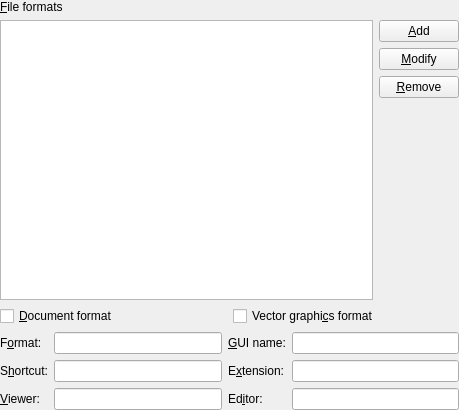
cburschka/lyx, file src/frontends/qt4/ui/PrefFileformatsUi.ui: the form before one commit.
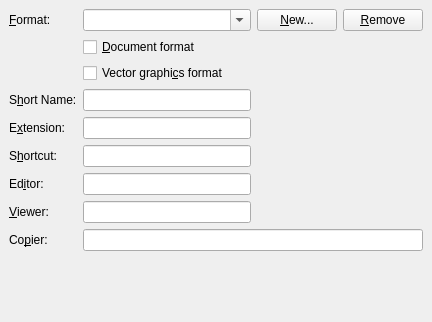
The form after the commit.

Commit message: * new file formats panel that includes copier

Diff of the .ui file:
```diff
--- a/src/frontends/qt4/ui/PrefFileformatsUi.ui
+++ b/src/frontends/qt4/ui/PrefFileformatsUi.ui
@@ -5,148 +5,102 @@
    <rect>
     <x>0</x>
     <y>0</y>
-    <width>459</width>
-    <height>410</height>
+    <width>414</width>
+    <height>322</height>
    </rect>
   </property>
   <property name="windowTitle" >
    <string/>
   </property>
-  <layout class="QVBoxLayout" >
+  <layout class="QGridLayout" >
    <property name="margin" >
-    <number>0</number>
+    <number>9</number>
    </property>
    <property name="spacing" >
     <number>6</number>
    </property>
-   <item>
-    <widget class="QLabel" name="formatsLA" >
-     <property name="text" >
-      <string>&amp;File formats</string>
-     </property>
-     <property name="buddy" >
-      <cstring>formatsLW</cstring>
-     </property>
-    </widget>
+   <item row="8" column="1" colspan="3" >
+    <widget class="QLineEdit" name="copierED" />
    </item>
-   <item>
-    <layout class="QHBoxLayout" >
-     <property name="margin" >
-      <number>0</number>
-     </property>
-     <property name="spacing" >
-      <number>6</number>
-     </property>
-     <item>
-      <widget class="QListWidget" name="formatsLW" />
-     </item>
-     <item>
-      <layout class="QVBoxLayout" >
-       <property name="margin" >
-        <number>0</number>
-       </property>
-       <property name="spacing" >
-        <number>6</number>
-       </property>
-       <item>
+   <item row="6" column="1" >
+    <widget class="QLineEdit" name="editorED" />
+   </item>
+   <item row="0" column="2" >
         <widget class="QPushButton" name="formatNewPB" >
          <property name="text" >
-          <string>&amp;Add</string>
+      <string>&amp;New...</string>
          </property>
         </widget>
        </item>
-       <item>
-        <widget class="QPushButton" name="formatModifyPB" >
-         <property name="text" >
-          <string>&amp;Modify</string>
-         </property>
-        </widget>
-       </item>
-       <item>
+   <item row="0" column="3" >
         <widget class="QPushButton" name="formatRemovePB" >
          <property name="text" >
           <string>&amp;Remove</string>
          </property>
         </widget>
        </item>
-       <item>
-        <spacer>
-         <property name="orientation" >
-          <enum>Qt::Vertical</enum>
-         </property>
-         <property name="sizeHint" >
-          <size>
-           <width>20</width>
-           <height>40</height>
-          </size>
-         </property>
-        </spacer>
-       </item>
-      </layout>
-     </item>
-    </layout>
-   </item>
-   <item>
-    <layout class="QHBoxLayout" >
-     <property name="margin" >
-      <number>0</number>
-     </property>
-     <property name="spacing" >
-      <number>6</number>
-     </property>
-     <item>
-      <widget class="QCheckBox" name="documentCB" >
-       <property name="text" >
-        <string>&amp;Document format</string>
-       </property>
-      </widget>
-     </item>
-     <item>
-      <widget class="QCheckBox" name="vectorCB" >
-       <property name="text" >
-        <string>Vector graphi&amp;cs format</string>
-       </property>
-      </widget>
-     </item>
-    </layout>
-   </item>
-   <item>
-    <layout class="QHBoxLayout" >
-     <property name="margin" >
-      <number>0</number>
-     </property>
-     <property name="spacing" >
-      <number>6</number>
-     </property>
-     <item>
-      <layout class="QVBoxLayout" >
-       <property name="margin" >
-        <number>0</number>
-       </property>
-       <property name="spacing" >
-        <number>6</number>
-       </property>
-       <item>
+   <item row="5" column="1" >
+    <widget class="QLineEdit" name="shortcutED" />
+   </item>
+   <item row="3" column="1" >
+    <widget class="QLineEdit" name="formatED" />
+   </item>
+   <item row="3" column="0" >
         <widget class="QLabel" name="formatLA" >
          <property name="text" >
-          <string>F&amp;ormat:</string>
+      <string>S&amp;hort Name:</string>
          </property>
          <property name="buddy" >
           <cstring>formatED</cstring>
          </property>
         </widget>
        </item>
-       <item>
-        <widget class="QLabel" name="shortcutLA" >
+   <item row="0" column="1" >
+    <widget class="QComboBox" name="formatsCB" >
+     <property name="sizePolicy" >
+      <sizepolicy>
+       <hsizetype>7</hsizetype>
+       <vsizetype>0</vsizetype>
+       <horstretch>0</horstretch>
+       <verstretch>0</verstretch>
+      </sizepolicy>
+     </property>
+     <property name="editable" >
+      <bool>true</bool>
+     </property>
+     <property name="insertPolicy" >
+      <enum>QComboBox::InsertAtCurrent</enum>
+     </property>
+     <property name="minimumContentsLength" >
+      <number>1</number>
+     </property>
+    </widget>
+   </item>
+   <item row="2" column="1" colspan="3" >
+    <widget class="QCheckBox" name="vectorCB" >
          <property name="text" >
-          <string>S&amp;hortcut:</string>
+      <string>Vector graphi&amp;cs format</string>
+     </property>
+    </widget>
+   </item>
+   <item row="0" column="0" >
+    <widget class="QLabel" name="formatsLA" >
+     <property name="text" >
+      <string>&amp;Format:</string>
          </property>
          <property name="buddy" >
           <cstring>shortcutED</cstring>
          </property>
         </widget>
        </item>
-       <item>
+   <item row="1" column="1" colspan="3" >
+    <widget class="QCheckBox" name="documentCB" >
+     <property name="text" >
+      <string>&amp;Document format</string>
+     </property>
+    </widget>
+   </item>
+   <item row="7" column="0" >
         <widget class="QLabel" name="viewerLA" >
          <property name="text" >
           <string>&amp;Viewer:</string>
@@ -156,56 +110,10 @@
          </property>
         </widget>
        </item>
-      </layout>
-     </item>
-     <item>
-      <layout class="QVBoxLayout" >
-       <property name="margin" >
-        <number>0</number>
-       </property>
-       <property name="spacing" >
-        <number>6</number>
-       </property>
-       <item>
-        <widget class="QLineEdit" name="formatED" />
-       </item>
-       <item>
-        <widget class="QLineEdit" name="shortcutED" />
-       </item>
-       <item>
+   <item row="7" column="1" >
         <widget class="QLineEdit" name="viewerED" />
        </item>
-      </layout>
-     </item>
-     <item>
-      <layout class="QVBoxLayout" >
-       <property name="margin" >
-        <number>0</number>
-       </property>
-       <property name="spacing" >
-        <number>6</number>
-       </property>
-       <item>
-        <widget class="QLabel" name="guiNameLA" >
-         <property name="text" >
-          <string>&amp;GUI name:</string>
-         </property>
-         <property name="buddy" >
-          <cstring>guiNameED</cstring>
-         </property>
-        </widget>
-       </item>
-       <item>
-        <widget class="QLabel" name="extensionLA" >
-         <property name="text" >
-          <string>E&amp;xtension:</string>
-         </property>
-         <property name="buddy" >
-          <cstring>extensionED</cstring>
-         </property>
-        </widget>
-       </item>
-       <item>
+   <item row="6" column="0" >
         <widget class="QLabel" name="editorLA" >
          <property name="text" >
           <string>Ed&amp;itor:</string>
@@ -215,28 +123,51 @@
          </property>
         </widget>
        </item>
-      </layout>
-     </item>
-     <item>
-      <layout class="QVBoxLayout" >
-       <property name="margin" >
-        <number>0</number>
-       </property>
-       <property name="spacing" >
-        <number>6</number>
-       </property>
-       <item>
-        <widget class="QLineEdit" name="guiNameED" />
-       </item>
-       <item>
+   <item row="5" column="0" >
+    <widget class="QLabel" name="shortcutLA" >
+     <property name="text" >
+      <string>S&amp;hortcut:</string>
+     </property>
+     <property name="buddy" >
+      <cstring>shortcutED</cstring>
+     </property>
+    </widget>
+   </item>
+   <item row="4" column="0" >
+    <widget class="QLabel" name="extensionLA" >
+     <property name="text" >
+      <string>E&amp;xtension:</string>
+     </property>
+     <property name="buddy" >
+      <cstring>extensionED</cstring>
+     </property>
+    </widget>
+   </item>
+   <item row="4" column="1" >
         <widget class="QLineEdit" name="extensionED" />
        </item>
-       <item>
-        <widget class="QLineEdit" name="editorED" />
-       </item>
-      </layout>
-     </item>
-    </layout>
+   <item row="9" column="1" >
+    <spacer>
+     <property name="orientation" >
+      <enum>Qt::Vertical</enum>
+     </property>
+     <property name="sizeHint" >
+      <size>
+       <width>168</width>
+       <height>21</height>
+      </size>
+     </property>
+    </spacer>
+   </item>
+   <item row="8" column="0" >
+    <widget class="QLabel" name="label" >
+     <property name="text" >
+      <string>Co&amp;pier:</string>
+     </property>
+     <property name="buddy" >
+      <cstring>copierED</cstring>
+     </property>
+    </widget>
    </item>
   </layout>
  </widget>
```
Left out of the diff: 14 changed lines with no effect on the pictures. Lines whose indentation alone changed are shown as unchanged. The commit also changes 8 other files.
